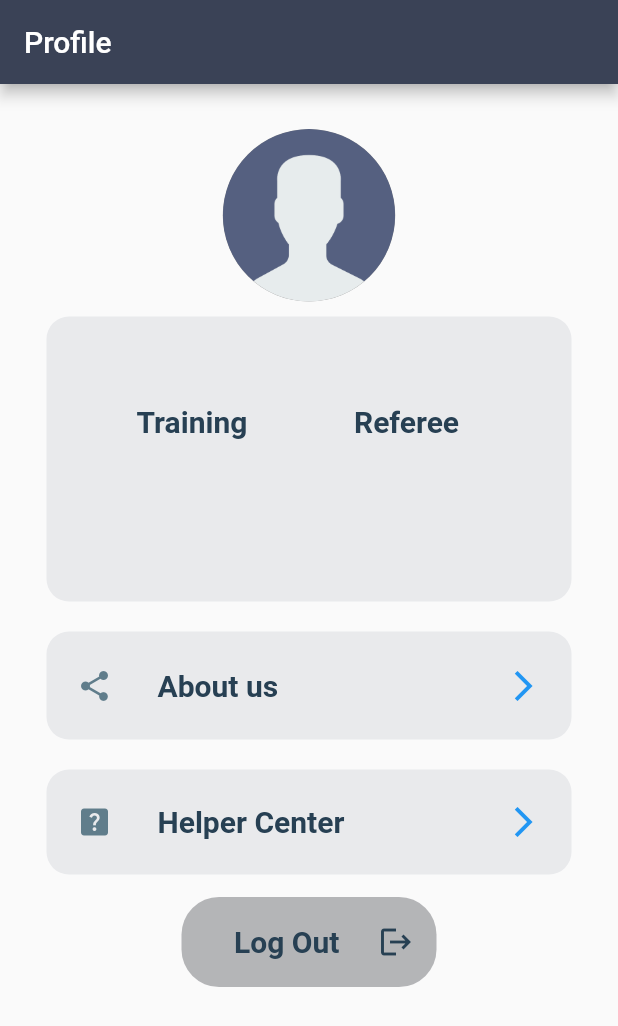
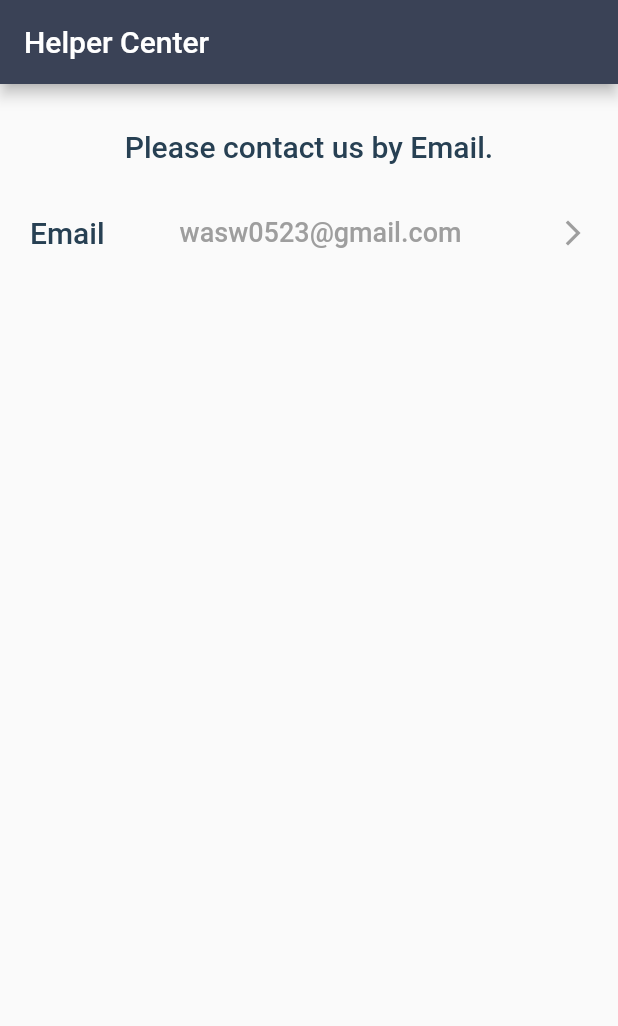
Before and after one commit to theFlash-code/Detectaball, a Flutter app: the ProfileScreen screen opened directly, after a tap on "Helper Center", on a phone screen of 412 x 824 dp. Shown: the top 1026 px of the screen. Run offline on Flutter 3.47's test engine with Material 2 defaults, Android fonts, the light colour scheme and no system bars; missing offline and left inert: vertical_card_pager.

Commit message:
add 2 pages (About_us.dart/Helper_center.dart)

```diff
--- /dev/null
+++ b/detectaball_app/lib/pages/Helper_center.dart
@@ -0,0 +1,90 @@
+import 'package:detectaball_app/start.dart';
+import 'package:flutter/material.dart';
+// import 'package:url_lan'
+
+class Body extends StatelessWidget {
+  const Body({Key? key}) : super(key: key);
+  @override
+  Widget build(BuildContext context) => SingleChildScrollView(
+        child: Column(
+          mainAxisAlignment: MainAxisAlignment.center,
+          crossAxisAlignment: CrossAxisAlignment.center,
+          // mainAxisSize: MainAxisSize.max,
+          children: <Widget>[
+            SizedBox(
+              width: double.infinity,
+              height: 30,
+            ),
+            SizedBox(
+              child: Text(
+                'Please contact us by Email.',
+                style: TextStyle(
+                  color: Color(0xff274053),
+                  fontSize: 20,
+                  fontWeight: FontWeight.w500,
+                ),
+              ),
+            ),
+            SizedBox(
+              width: double.infinity,
+              height: 10,
+            ),
+            SizedBox(
+              height: 72,
+              width: double.infinity,
+              child: TextButton(
+                style: TextButton.styleFrom(
+                  padding: EdgeInsets.all(20),
+                  //backgroundColor: Color.fromARGB(159, 222, 224, 228),
+                  //   shape: RoundedRectangleBorder(
+                  //       borderRadius: BorderRadius.circular(15)),
+                ),
+                onPressed: () {},
+                child: Row(
+                  children: [
+                    Text(
+                      'Email ',
+                      style: TextStyle(
+                        color: Color(0xff274053),
+                        fontSize: 20,
+                        fontWeight: FontWeight.w500,
+                      ),
+                    ),
+                    SizedBox(width: 45),
+                    Expanded(
+                      child: Text(
+                        'wasw0523@gmail.com',
+                        style: TextStyle(
+                          color: Colors.grey,
+                          fontSize: 18,
+                          fontWeight: FontWeight.w500,
+                        ),
+                      ),
+                    ),
+                    Icon(
+                      Icons.arrow_forward_ios,
+                      color: Colors.grey,
+                      size: 20,
+                    ),
+                  ],
+                ),
+              ),
+            ),
+          ],
+        ),
+      );
+}
+
+class Helper_center extends StatelessWidget {
+  @override
+  Widget build(BuildContext context) {
+    return Scaffold(
+      appBar: AppBar(
+        automaticallyImplyLeading: false,
+        backgroundColor: Color.fromRGBO(58, 66, 86, 1.0),
+        title: Text('Helper Center'),
+      ),
+      body: Body(),
+    );
+  }
+}
--- a/detectaball_app/lib/start.dart
+++ b/detectaball_app/lib/start.dart
@@ -26,7 +26,7 @@ Widget buildLoginBtn(context) {
         ),
       ),
       onPressed: () {
-        print('hello sherry');
+        print('start');
         Navigator.push(
           context,
           MaterialPageRoute(builder: (context) => LoginPage()),
--- a/detectaball_app/pubspec.yaml
+++ b/detectaball_app/pubspec.yaml
@@ -34,6 +34,7 @@ dependencies:
   # The following adds the Cupertino Icons font to your application.
   # Use with the CupertinoIcons class for iOS style icons.
   cupertino_icons: ^1.0.2
+  url_launcher: ^6.0.12
 
 dev_dependencies:
   flutter_test:
```
Also changed, not shown: detectaball_app/lib/pages/About_us.dart (added, +90 -0 lines), detectaball_app/lib/pages/profile_body.dart (+21 -3 lines), detectaball_app/img/scoreboard 2.png (added), detectaball_app/img/scoreboard-2 2.png (added), detectaball_app/img/user 2.png (added), 4 other files.
